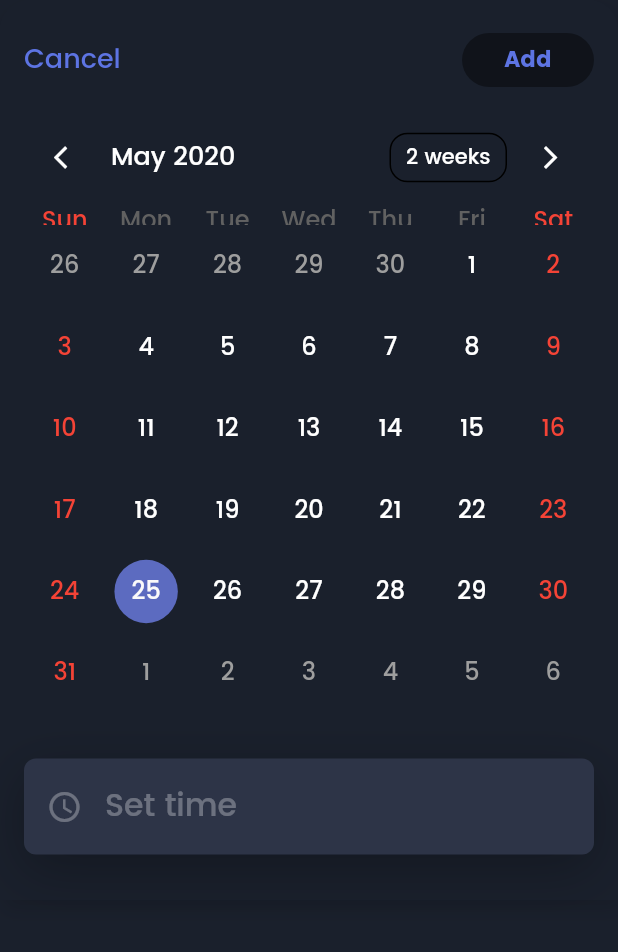
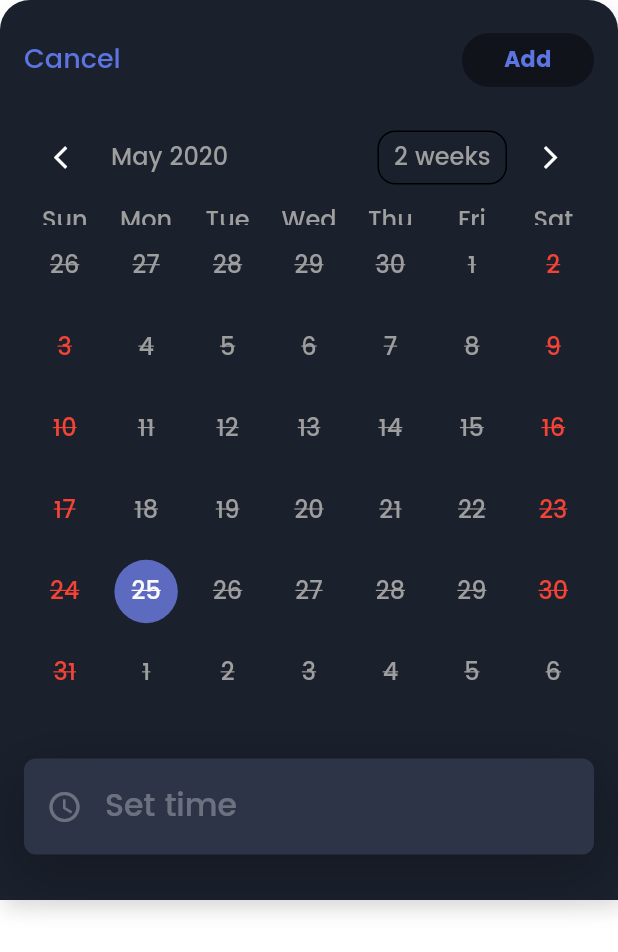
Before and after one commit to TunNandaAung/flutter-checklist, a Flutter app: the CalendarForm widget shown alone on an empty page, opened directly, on a phone screen of 412 x 824 dp. Shown: the top 952 px of the screen. Run offline on Flutter 3.47's test engine with Material 2 defaults, Android fonts, the phone set to English and light mode, and no system bars; drawn by our look-alikes of table_calendar; our stand-ins replace bloc, bubble_bottom_bar, circular_check_box, cloud_firestore, connectivity, equatable and 9 more; missing offline and left inert: flutter_rounded_date_picker; accounts and stored records are empty.

Commit message:
Update text themes name

```diff
--- a/lib/login/ui/login_form.dart
+++ b/lib/login/ui/login_form.dart
@@ -1,7 +1,6 @@
 import 'package:checklist/authentication_bloc/bloc.dart';
 import 'package:checklist/data/user_repository.dart';
 import 'package:checklist/login/bloc/login_barrel.dart';
-import 'package:checklist/main.dart';
 import 'package:checklist/register/ui/register_screen.dart';
 import 'package:checklist/todo/widgets/dialogs.dart';
 import 'package:checklist/utils/custom_icons.dart';
--- a/lib/register/ui/register_form.dart
+++ b/lib/register/ui/register_form.dart
@@ -164,7 +164,7 @@ class _RegisterFormState extends State<RegisterForm> {
                             },
                             cursorColor: Color(0xFF5d74e3),
                             autofocus: true,
-                            style: Theme.of(context).textTheme.display4,
+                            style: Theme.of(context).textTheme.headline1,
                             decoration: InputDecoration(
                                 fillColor: Colors.white,
                                 hintText: "name",
@@ -188,7 +188,7 @@ class _RegisterFormState extends State<RegisterForm> {
                             },
                             cursorColor: Color(0xFF5d74e3),
                             autofocus: true,
-                            style: Theme.of(context).textTheme.display4,
+                            style: Theme.of(context).textTheme.headline1,
                             decoration: InputDecoration(
                                 fillColor: Colors.white,
                                 hintText: "email",
@@ -211,7 +211,7 @@ class _RegisterFormState extends State<RegisterForm> {
                                   ? 'Invalid Password'
                                   : null;
                             },
-                            style: Theme.of(context).textTheme.display4,
+                            style: Theme.of(context).textTheme.headline1,
                             decoration: InputDecoration(
                                 hintText: "Password",
                                 errorStyle:
--- a/lib/theme/app_theme.dart
+++ b/lib/theme/app_theme.dart
@@ -4,6 +4,7 @@ enum AppTheme { Light, Dark }
 
 final appThemeData = {
   AppTheme.Light: ThemeData(
+    scaffoldBackgroundColor: Colors.transparent,
     brightness: Brightness.light,
     primaryColor: Color(0xFF5d74e3),
     appBarTheme: AppBarTheme(color: Color(0xfff5f9ff)),
@@ -27,37 +28,60 @@ final appThemeData = {
         hintStyle: TextStyle(
             fontFamily: 'Poppins-Medium',
             color: Colors.black38,
-            fontSize: 21.0)),
+            fontSize: 21.0,
+            decoration: TextDecoration.none)),
     textTheme: TextTheme(
-        title: TextStyle(
+        headline6: TextStyle(
             fontFamily: 'Poppins-Bold',
             color: Colors.black,
             fontSize: 23.0,
             decoration: TextDecoration.none),
-        body1: TextStyle(
+        bodyText1: TextStyle(
             fontFamily: 'Poppins-Medium',
             fontSize: 16.0,
             decoration: TextDecoration.none,
             color: Colors.black),
-        body2: TextStyle(
+        bodyText2: TextStyle(
             fontFamily: 'Poppins-Medium',
             fontSize: 16.0,
             decoration: TextDecoration.lineThrough,
             color: Colors.grey),
-        display1: TextStyle(
-            fontFamily: 'Poppins-Bold', color: Colors.black, fontSize: 30.0),
-        display2: TextStyle(
-            fontFamily: 'Poppins-Medium,', color: Colors.black, fontSize: 18.0),
-        display3: TextStyle(
-            color: Colors.black54, fontFamily: 'Poppins-Bold', fontSize: 15.0),
-        display4: TextStyle(
-            color: Colors.black, fontFamily: 'Poppins-Medium', fontSize: 21.0),
-        headline: TextStyle(
-            color: Colors.black, fontFamily: 'Poppins-Bold', fontSize: 25.0),
+        headline4: TextStyle(
+            fontFamily: 'Poppins-Bold',
+            color: Colors.black,
+            fontSize: 30.0,
+            decoration: TextDecoration.none),
+        headline3: TextStyle(
+            fontFamily: 'Poppins-Medium,',
+            color: Colors.black,
+            fontSize: 18.0,
+            decoration: TextDecoration.none),
+        headline2: TextStyle(
+            color: Colors.black54,
+            fontFamily: 'Poppins-Bold',
+            fontSize: 15.0,
+            decoration: TextDecoration.none),
+        headline1: TextStyle(
+            color: Colors.black,
+            fontFamily: 'Poppins-Medium',
+            fontSize: 21.0,
+            decoration: TextDecoration.none),
+        headline5: TextStyle(
+            color: Colors.black,
+            fontFamily: 'Poppins-Bold',
+            fontSize: 25.0,
+            decoration: TextDecoration.none),
+        subtitle1: TextStyle(decoration: TextDecoration.none),
+        subtitle2: TextStyle(decoration: TextDecoration.none),
+        caption: TextStyle(decoration: TextDecoration.none),
         button: TextStyle(
-            fontFamily: 'Poppins-Bold', fontSize: 15.0, color: Colors.white)),
+            fontFamily: 'Poppins-Bold',
+            fontSize: 15.0,
+            color: Colors.white,
+            decoration: TextDecoration.none)),
   ),
   AppTheme.Dark: ThemeData(
+    scaffoldBackgroundColor: Colors.transparent,
     brightness: Brightness.light,
     primaryColor: Color(0xFF5d74e3),
     // backgroundColor: Color(0xFF1b1e44),
@@ -84,35 +108,57 @@ final appThemeData = {
         hintStyle: TextStyle(
             fontFamily: 'Poppins-Medium',
             color: Colors.white30,
-            fontSize: 21.0)),
+            fontSize: 21.0,
+            decoration: TextDecoration.none)),
     textTheme: TextTheme(
-      title: TextStyle(
+      headline6: TextStyle(
           fontFamily: 'Poppins-Bold',
           color: Colors.white,
           fontSize: 23.0,
           decoration: TextDecoration.none),
-      body1: TextStyle(
+      bodyText1: TextStyle(
           fontFamily: 'Poppins-Medium',
           fontSize: 16.0,
           decoration: TextDecoration.none,
           color: Colors.white),
-      body2: TextStyle(
+      bodyText2: TextStyle(
           fontFamily: 'Poppins-Medium',
           fontSize: 16.0,
           decoration: TextDecoration.lineThrough,
           color: Colors.grey),
-      display1: TextStyle(
-          fontFamily: 'Poppins-Bold', color: Colors.white, fontSize: 30.0),
-      display2: TextStyle(
-          fontFamily: 'Poppins-Medium,', color: Colors.white, fontSize: 18.0),
-      display3: TextStyle(
-          color: Colors.white54, fontFamily: 'Poppins-Bold', fontSize: 15.0),
-      display4: TextStyle(
-          color: Colors.white, fontFamily: 'Poppins-Medium', fontSize: 21.0),
-      headline: TextStyle(
-          color: Colors.white, fontFamily: 'Poppins-Bold', fontSize: 25.0),
+      headline4: TextStyle(
+          fontFamily: 'Poppins-Bold',
+          color: Colors.white,
+          fontSize: 30.0,
+          decoration: TextDecoration.none),
+      headline3: TextStyle(
+          fontFamily: 'Poppins-Medium,',
+          color: Colors.white,
+          fontSize: 18.0,
+          decoration: TextDecoration.none),
+      headline2: TextStyle(
+          color: Colors.white54,
+          fontFamily: 'Poppins-Bold',
+          fontSize: 15.0,
+          decoration: TextDecoration.none),
+      headline1: TextStyle(
+          color: Colors.white,
+          fontFamily: 'Poppins-Medium',
+          fontSize: 21.0,
+          decoration: TextDecoration.none),
+      headline5: TextStyle(
+          color: Colors.white,
+          fontFamily: 'Poppins-Bold',
+          fontSize: 25.0,
+          decoration: TextDecoration.none),
+      subtitle1: TextStyle(decoration: TextDecoration.none),
+      subtitle2: TextStyle(decoration: TextDecoration.none),
+      caption: TextStyle(decoration: TextDecoration.none),
       button: TextStyle(
-          fontFamily: 'Poppins-Bold', fontSize: 15.0, color: Color(0xFF5d74e3)),
+          fontFamily: 'Poppins-Bold',
+          fontSize: 15.0,
+          color: Color(0xFF5d74e3),
+          decoration: TextDecoration.none),
     ),
   )
 };
--- a/lib/todo/modal/calendar_form.dart
+++ b/lib/todo/modal/calendar_form.dart
@@ -75,6 +75,7 @@ class _CalendarFormState extends State<CalendarForm> {
                                   fontFamily: "Poppins-Medium",
                                   fontSize: 18.0,
                                   color: Color(0xFF5d74e3),
+                                  decoration: TextDecoration.none,
                                 ),
                               ),
                             ),
@@ -94,7 +95,19 @@ class _CalendarFormState extends State<CalendarForm> {
                         ),
                         SizedBox(height: 12.0),
                         TableCalendar(
+                          daysOfWeekStyle: DaysOfWeekStyle(
+                            weekdayStyle: TextStyle(
+                              decoration: TextDecoration.none,
+                            ),
+                            weekendStyle: TextStyle(
+                              decoration: TextDecoration.none,
+                            ),
+                          ),
                           headerStyle: HeaderStyle(
+                            titleTextStyle:
+                                TextStyle(decoration: TextDecoration.none),
+                            formatButtonTextStyle:
+                                TextStyle(decoration: TextDecoration.none),
                             leftChevronIcon: Icon(
                               Icons.arrow_back_ios,
                               size: 18.0,
@@ -185,7 +198,7 @@ class _CalendarFormState extends State<CalendarForm> {
                                                 _selectedTime.toLocal()),
                                             style: Theme.of(context)
                                                 .textTheme
-                                                .display4,
+                                                .headline1,
                                           ),
                                     SizedBox(width: 30.0),
                                     Spacer(),
--- a/lib/todo/modal/edit_password_form.dart
+++ b/lib/todo/modal/edit_password_form.dart
@@ -122,7 +122,7 @@ class _EditPasswordFormState extends State<EditPasswordForm> {
                                   },
                                   onSaved: (value) => _currentPassword = value,
                                   cursorColor: Color(0xFF5d74e3),
-                                  style: Theme.of(context).textTheme.display4,
+                                  style: Theme.of(context).textTheme.headline1,
                                   decoration: InputDecoration(
                                     border: InputBorder.none,
                                     suffixIcon: Icon(MdiIcons.textboxPassword),
@@ -165,7 +165,8 @@ class _EditPasswordFormState extends State<EditPasswordForm> {
                                           : null;
                                     },
                                     cursorColor: Color(0xFF5d74e3),
-                                    style: Theme.of(context).textTheme.display4,
+                                    style:
+                                        Theme.of(context).textTheme.headline1,
                                     decoration: InputDecoration(
                                       border: InputBorder.none,
                                       hintText: "New Password",
--- a/lib/todo/screens/add_edit_screen.dart
+++ b/lib/todo/screens/add_edit_screen.dart
@@ -47,7 +47,7 @@ class _AddEditScreenState extends State<AddEditScreen> {
               TextFormField(
                 initialValue: isEditing ? widget.todo.task : '',
                 autofocus: !isEditing,
-                style: textTheme.headline,
+                style: textTheme.headline5,
                 decoration: InputDecoration(
                   hintText: 'What needs to be done?',
                 ),
@@ -59,7 +59,7 @@ class _AddEditScreenState extends State<AddEditScreen> {
               TextFormField(
                 initialValue: isEditing ? widget.todo.note : '',
                 maxLines: 10,
-                style: textTheme.subhead,
+                style: textTheme.subtitle1,
                 decoration: InputDecoration(
                   hintText: 'Additional Notes...',
                 ),
--- a/lib/todo/screens/edit_profile_screen.dart
+++ b/lib/todo/screens/edit_profile_screen.dart
@@ -99,7 +99,7 @@ class _EditProfileScreenState extends State<EditProfileScreen> {
                                   },
                                   onSaved: (value) => _name = value,
                                   cursorColor: Color(0xFF5d74e3),
-                                  style: Theme.of(context).textTheme.display4,
+                                  style: Theme.of(context).textTheme.headline1,
                                   decoration: InputDecoration(
                                     border: InputBorder.none,
                                     suffixIcon: Icon(Icons.person_outline),
@@ -140,7 +140,7 @@ class _EditProfileScreenState extends State<EditProfileScreen> {
                                         : null;
                                   },
                                   cursorColor: Color(0xFF5d74e3),
-                                  style: Theme.of(context).textTheme.display4,
+                                  style: Theme.of(context).textTheme.headline1,
                                   decoration: InputDecoration(
                                     border: InputBorder.none,
                                     suffixIcon: Icon(Icons.alternate_email),
@@ -193,7 +193,7 @@ class _EditProfileScreenState extends State<EditProfileScreen> {
                                           'Change Password',
                                           style: Theme.of(context)
                                               .textTheme
-                                              .display4,
+                                              .headline1,
                                         ),
                                         Icon(
                                           Icons.arrow_forward_ios,
--- a/lib/todo/screens/profile_screen.dart
+++ b/lib/todo/screens/profile_screen.dart
@@ -181,12 +181,12 @@ class _ProfileState extends State<Profile> with SingleTickerProviderStateMixin {
                             state.user == null || state.user.displayName == null
                                 ? 'No Name'
                                 : state.user.displayName,
-                            style: Theme.of(context).textTheme.headline),
+                            style: Theme.of(context).textTheme.headline5),
                         Text(
                             state.user == null || state.user.email == null
                                 ? 'No Email'
                                 : state.user.email,
-                            style: Theme.of(context).textTheme.display3),
+                            style: Theme.of(context).textTheme.headline2),
                         Transform.translate(
                           offset: Offset(0.0,
                               -1 * MediaQuery.of(context).viewInsets.bottom),
--- a/lib/todo/widgets/dialogs.dart
+++ b/lib/todo/widgets/dialogs.dart
@@ -14,10 +14,10 @@ class Dialogs {
               borderRadius: BorderRadius.circular(10),
             ),
             backgroundColor: Theme.of(context).cardColor,
-            title: Text(title, style: Theme.of(context).textTheme.display4),
+            title: Text(title, style: Theme.of(context).textTheme.headline1),
             content: Text(
               body,
-              style: Theme.of(context).textTheme.display3,
+              style: Theme.of(context).textTheme.headline2,
             ),
             actions: <Widget>[
               FlatButton(
--- a/lib/todo/widgets/filtered_todos.dart
+++ b/lib/todo/widgets/filtered_todos.dart
@@ -1,4 +1,3 @@
-import 'package:firebase_auth/firebase_auth.dart';
 import 'package:checklist/todo/bloc/filtered_todos/filtered_todos_barrel.dart';
 import 'package:checklist/todo/bloc/todos_bloc/todos_bloc_barrel.dart';
 import 'package:checklist/todo/screens/screen.dart';
@@ -35,7 +34,7 @@ class FilteredTodos extends StatelessWidget {
                           height: 10.0,
                         ),
                         Text('You have no task! Enjoy your day',
-                            style: Theme.of(context).textTheme.body1)
+                            style: Theme.of(context).textTheme.bodyText1)
                       ],
                     ),
                   ),
--- a/lib/todo/widgets/tab_selector.dart
+++ b/lib/todo/widgets/tab_selector.dart
@@ -41,7 +41,7 @@ class TabSelector extends StatelessWidget {
             tab == AppTab.stats
                 ? 'Stats'
                 : tab == AppTab.todos ? 'Todos' : 'Profile',
-            style: Theme.of(context).textTheme.display2,
+            style: Theme.of(context).textTheme.headline3,
           ),
         );
       }).toList(),
--- a/lib/utils/header.dart
+++ b/lib/utils/header.dart
@@ -43,7 +43,7 @@ class Header extends StatelessWidget {
                         '$text',
                         style: Theme.of(context)
                             .textTheme
-                            .title
+                            .headline6
                             .copyWith(fontSize: 30.0),
                       )
                     : Text(''),
```
Also changed, not shown: lib/todo/modal/add_todo_form.dart (+5 -4 lines), lib/todo/modal/edit_todo_form.dart (+4 -3 lines), lib/todo/screens/detail_screen.dart (+14 -8 lines), lib/todo/screens/home_screen.dart (+4 -5 lines), lib/todo/widgets/stats.dart (+14 -6 lines), lib/todo/widgets/todo_item.dart (+6 -9 lines), 1 other file.
